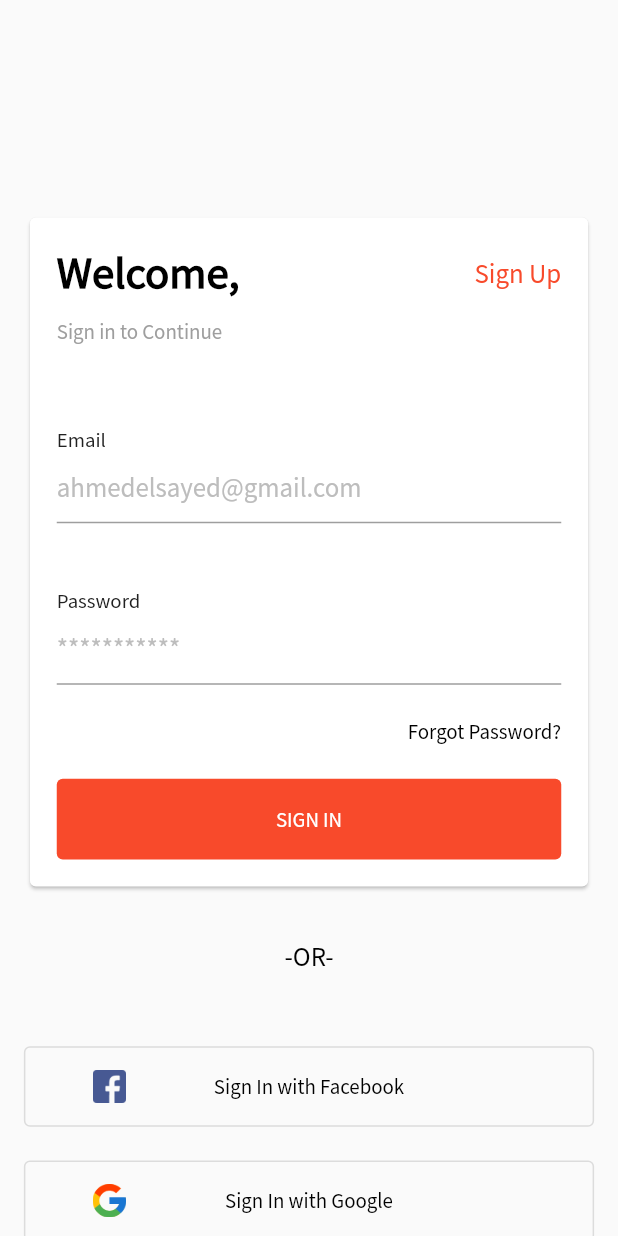
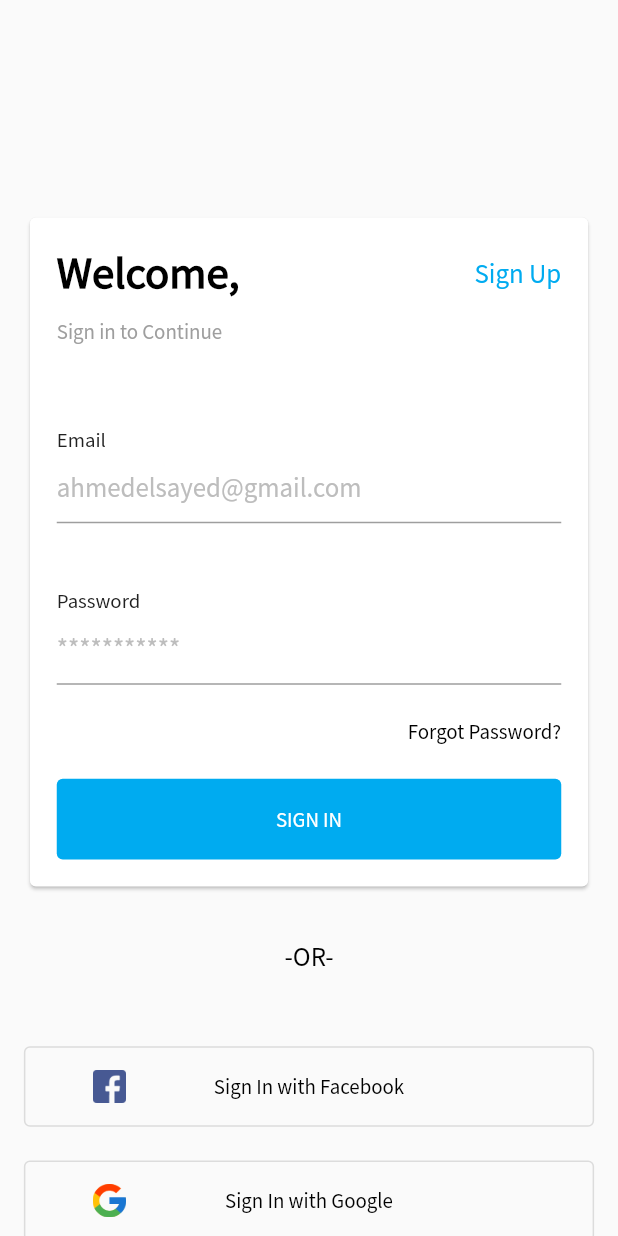
Before and after one commit to hafizhh3d/app_dev, a Flutter app: the screen it shows after launch, on a phone screen of 412 x 824 dp. Run offline on Flutter 3.47's test engine with Material 2 defaults, Android fonts, the phone set to English and light mode, and no system bars; our stand-ins replace cloud_firestore, firebase_auth, firebase_core, firebase_storage, flutter_screenutil, get and 4 more; missing offline and left inert: flutter_facebook_auth; accounts and stored records are empty.

Commit message:
Updated splash icon

```diff
--- a/lib/constants.dart
+++ b/lib/constants.dart
@@ -1,3 +1,3 @@
 import 'package:flutter/material.dart';
 
-const primaryColor = Color.fromARGB(255, 248, 74, 43);
+const primaryColor = Color.fromRGBO(0, 171, 240, 1);
--- a/pubspec.yaml
+++ b/pubspec.yaml
@@ -33,7 +33,7 @@ dev_dependencies:
 
 flutter_native_splash:
   color: "#accceb"
-  image: assets/splash.png
+  image: assets/splashDigati.png
   android12: true
 
 flutter_icons:
```
Also changed, not shown: assets/splashDigati.png (added).
